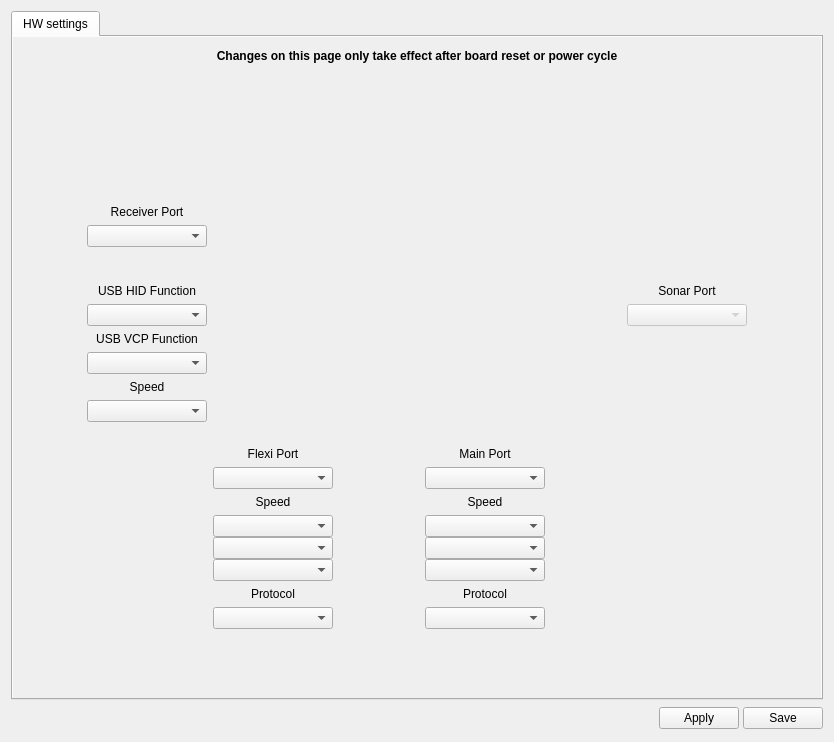
Above: ground/openpilotgcs/src/plugins/config/configrevohwwidget.ui from openpilot/OpenPilot before the change. Below: the same form after it.
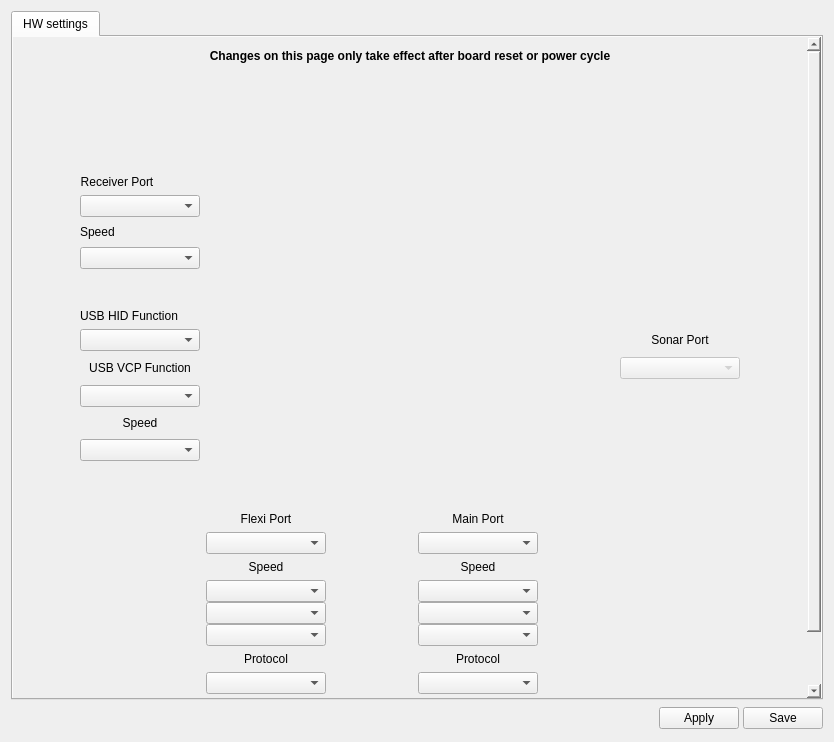
That is the form after the change. Icons and pictures are not drawn.

Commit message: OP-1528 Add GUI support for Telemetry and Telemetry+PPM over the Flexi-IO port.

```diff
--- a/ground/openpilotgcs/src/plugins/config/configrevohwwidget.ui
+++ b/ground/openpilotgcs/src/plugins/config/configrevohwwidget.ui
@@ -121,9 +121,9 @@
           <property name="geometry">
            <rect>
             <x>0</x>
-            <y>0</y>
-            <width>810</width>
-            <height>665</height>
+            <y>-87</y>
+            <width>789</width>
+            <height>847</height>
            </rect>
           </property>
           <layout class="QGridLayout" name="gridLayout_3">
@@ -232,9 +232,202 @@
             </spacer>
            </item>
            <item row="2" column="2">
-            <layout class="QGridLayout" name="gridLayout" rowstretch="0,0,0,0,0,0,0,0,0,0,0,0,0,0,0,0,0,0,0,0">
-             <item row="5" column="0">
-              <widget class="QLabel" name="label_4">
+            <layout class="QGridLayout" name="gridLayout" rowstretch="0,0,0,0,0,0,0,0,0,0,0,0,0,0,0,0,0,0,0,0,0,0,0,0,0,0">
+             <item row="22" column="1">
+              <widget class="QLabel" name="lbFlexiGPSProtocol">
+               <property name="text">
+                <string>Protocol</string>
+               </property>
+               <property name="textFormat">
+                <enum>Qt::PlainText</enum>
+               </property>
+               <property name="alignment">
+                <set>Qt::AlignCenter</set>
+               </property>
+              </widget>
+             </item>
+             <item row="24" column="3">
+              <widget class="QComboBox" name="cbMainGPSProtocol"/>
+             </item>
+             <item row="24" column="1">
+              <widget class="QComboBox" name="cbFlexiGPSProtocol"/>
+             </item>
+             <item row="25" column="2">
+              <spacer name="horizontalSpacer_10">
+               <property name="orientation">
+                <enum>Qt::Horizontal</enum>
+               </property>
+               <property name="sizeHint" stdset="0">
+                <size>
+                 <width>80</width>
+                 <height>10</height>
+                </size>
+               </property>
+              </spacer>
+             </item>
+             <item row="20" column="3">
+              <widget class="QLabel" name="lblMainSpeed">
+               <property name="text">
+                <string>Speed</string>
+               </property>
+               <property name="alignment">
+                <set>Qt::AlignBottom|Qt::AlignHCenter</set>
+               </property>
+              </widget>
+             </item>
+             <item row="14" column="5">
+              <spacer name="verticalSpacer_7">
+               <property name="orientation">
+                <enum>Qt::Vertical</enum>
+               </property>
+               <property name="sizeType">
+                <enum>QSizePolicy::Fixed</enum>
+               </property>
+               <property name="sizeHint" stdset="0">
+                <size>
+                 <width>20</width>
+                 <height>20</height>
+                </size>
+               </property>
+              </spacer>
+             </item>
+             <item row="17" column="5">
+              <spacer name="verticalSpacer_9">
+               <property name="orientation">
+                <enum>Qt::Vertical</enum>
+               </property>
+               <property name="sizeType">
+                <enum>QSizePolicy::Fixed</enum>
+               </property>
+               <property name="sizeHint" stdset="0">
+                <size>
+                 <width>20</width>
+                 <height>13</height>
+                </size>
+               </property>
+              </spacer>
+             </item>
+             <item row="15" column="5">
+              <spacer name="verticalSpacer_5">
+               <property name="orientation">
+                <enum>Qt::Vertical</enum>
+               </property>
+               <property name="sizeType">
+                <enum>QSizePolicy::Fixed</enum>
+               </property>
+               <property name="sizeHint" stdset="0">
+                <size>
+                 <width>20</width>
+                 <height>13</height>
+                </size>
+               </property>
+              </spacer>
+             </item>
+             <item row="25" column="3">
+              <spacer name="horizontalSpacer_9">
+               <property name="orientation">
+                <enum>Qt::Horizontal</enum>
+               </property>
+               <property name="sizeType">
+                <enum>QSizePolicy::Minimum</enum>
+               </property>
+               <property name="sizeHint" stdset="0">
+                <size>
+                 <width>120</width>
+                 <height>10</height>
+                </size>
+               </property>
+              </spacer>
+             </item>
+             <item row="13" column="5">
+              <spacer name="verticalSpacer_8">
+               <property name="orientation">
+                <enum>Qt::Vertical</enum>
+               </property>
+               <property name="sizeType">
+                <enum>QSizePolicy::Fixed</enum>
+               </property>
+               <property name="sizeHint" stdset="0">
+                <size>
+                 <width>20</width>
+                 <height>13</height>
+                </size>
+               </property>
+              </spacer>
+             </item>
+             <item row="21" column="3">
+              <layout class="QVBoxLayout" name="verticalLayout_6">
+               <property name="spacing">
+                <number>0</number>
+               </property>
+               <item>
+                <widget class="QComboBox" name="cbMainTelemSpeed">
+                 <property name="enabled">
+                  <bool>true</bool>
+                 </property>
+                </widget>
+               </item>
+               <item>
+                <widget class="QComboBox" name="cbMainGPSSpeed"/>
+               </item>
+               <item>
+                <widget class="QComboBox" name="cbMainComSpeed"/>
+               </item>
+              </layout>
+             </item>
+             <item row="3" column="0">
+              <widget class="QComboBox" name="cbRcvr"/>
+             </item>
+             <item row="1" column="0">
+              <spacer name="verticalSpacer_4">
+               <property name="orientation">
+                <enum>Qt::Vertical</enum>
+               </property>
+               <property name="sizeType">
+                <enum>QSizePolicy::Fixed</enum>
+               </property>
+               <property name="sizeHint" stdset="0">
+                <size>
+                 <width>20</width>
+                 <height>90</height>
+                </size>
+               </property>
+              </spacer>
+             </item>
+             <item row="18" column="0">
+              <spacer name="horizontalSpacer_3">
+               <property name="orientation">
+                <enum>Qt::Horizontal</enum>
+               </property>
+               <property name="sizeType">
+                <enum>QSizePolicy::Minimum</enum>
+               </property>
+               <property name="sizeHint" stdset="0">
+                <size>
+                 <width>120</width>
+                 <height>10</height>
+                </size>
+               </property>
+              </spacer>
+             </item>
+             <item row="2" column="0">
+              <widget class="QLabel" name="label_7">
+               <property name="sizePolicy">
+                <sizepolicy hsizetype="Fixed" vsizetype="Fixed">
+                 <horstretch>0</horstretch>
+                 <verstretch>0</verstretch>
+                </sizepolicy>
+               </property>
+               <property name="text">
+                <string>Receiver Port</string>
+               </property>
+               <property name="alignment">
+                <set>Qt::AlignBottom|Qt::AlignHCenter</set>
+               </property>
+              </widget>
+             </item>
+             <item row="11" column="5">
+              <widget class="QLabel" name="label_9">
                <property name="sizePolicy">
                 <sizepolicy hsizetype="Preferred" vsizetype="Fixed">
                  <horstretch>0</horstretch>
@@ -242,56 +435,105 @@
                 </sizepolicy>
                </property>
                <property name="text">
-                <string>USB HID Function</string>
+                <string>Sonar Port</string>
                </property>
                <property name="alignment">
                 <set>Qt::AlignBottom|Qt::AlignHCenter</set>
                </property>
               </widget>
              </item>
-             <item row="12" column="4">
-              <spacer name="horizontalSpacer_2">
+             <item row="20" column="1">
+              <widget class="QLabel" name="lblFlexiSpeed">
+               <property name="text">
+                <string>Speed</string>
+               </property>
+               <property name="alignment">
+                <set>Qt::AlignBottom|Qt::AlignHCenter</set>
+               </property>
+              </widget>
+             </item>
+             <item row="18" column="5">
+              <spacer name="horizontalSpacer_6">
                <property name="orientation">
                 <enum>Qt::Horizontal</enum>
+               </property>
+               <property name="sizeType">
+                <enum>QSizePolicy::Minimum</enum>
+               </property>
+               <property name="sizeHint" stdset="0">
+                <size>
+                 <width>120</width>
+                 <height>10</height>
+                </size>
+               </property>
+              </spacer>
+             </item>
+             <item row="19" column="3">
+              <widget class="QComboBox" name="cbMain"/>
+             </item>
+             <item row="12" column="5">
+              <widget class="QComboBox" name="cbSonar">
+               <property name="enabled">
+                <bool>false</bool>
+               </property>
+              </widget>
+             </item>
+             <item row="25" column="4">
+              <spacer name="horizontalSpacer_8">
+               <property name="orientation">
+                <enum>Qt::Horizontal</enum>
+               </property>
+               <property name="sizeType">
+                <enum>QSizePolicy::Minimum</enum>
+               </property>
+               <property name="sizeHint" stdset="0">
+                <size>
+                 <width>70</width>
+                 <height>10</height>
+                </size>
+               </property>
+              </spacer>
+             </item>
+             <item row="16" column="5">
+              <spacer name="verticalSpacer_6">
+               <property name="orientation">
+                <enum>Qt::Vertical</enum>
                </property>
                <property name="sizeType">
                 <enum>QSizePolicy::Fixed</enum>
                </property>
                <property name="sizeHint" stdset="0">
                 <size>
-                 <width>50</width>
-                 <height>10</height>
+                 <width>20</width>
+                 <height>20</height>
                 </size>
                </property>
               </spacer>
              </item>
+             <item row="18" column="3">
+              <widget class="QLabel" name="label_3">
+               <property name="text">
+                <string>Main Port</string>
+               </property>
+               <property name="alignment">
+                <set>Qt::AlignBottom|Qt::AlignHCenter</set>
+               </property>
+              </widget>
+             </item>
              <item row="19" column="1">
-              <spacer name="horizontalSpacer_7">
-               <property name="orientation">
-                <enum>Qt::Horizontal</enum>
-               </property>
-               <property name="sizeType">
-                <enum>QSizePolicy::Minimum</enum>
-               </property>
-               <property name="sizeHint" stdset="0">
-                <size>
-                 <width>120</width>
-                 <height>10</height>
-                </size>
-               </property>
-              </spacer>
+              <widget class="QComboBox" name="cbFlexi"/>
              </item>
-             <item row="16" column="3">
-              <widget class="QLabel" name="lbMainGPSProtocol">
+             <item row="18" column="1">
+              <widget class="QLabel" name="label_5">
                <property name="text">
-                <string>Protocol</string>
+                <string>Flexi Port</string>
                </property>
                <property name="alignment">
-                <set>Qt::AlignCenter</set>
+                <set>Qt::AlignBottom|Qt::AlignHCenter</set>
                </property>
               </widget>
              </item>
-             <item row="1" column="1" rowspan="11" colspan="4" alignment="Qt::AlignHCenter|Qt::AlignVCenter">
+             <item row="1" column="1" rowspan="17" colspan="4" alignment="Qt::AlignHCenter|Qt::AlignVCenter">
               <widget class="QLabel" name="label_2">
                <property name="sizePolicy">
                 <sizepolicy hsizetype="Fixed" vsizetype="Fixed">
@@ -322,28 +564,12 @@
                </property>
               </widget>
              </item>
-             <item row="10" column="5">
-              <spacer name="verticalSpacer_6">
-               <property name="orientation">
-                <enum>Qt::Vertical</enum>
-               </property>
-               <property name="sizeType">
-                <enum>QSizePolicy::Fixed</enum>
-               </property>
-               <property name="sizeHint" stdset="0">
-                <size>
-                 <width>20</width>
-                 <height>20</height>
-                </size>
-               </property>
-              </spacer>
-             </item>
-             <item row="15" column="1">
+             <item row="21" column="1">
               <layout class="QVBoxLayout" name="verticalLayout_5">
                <property name="spacing">
                 <number>0</number>
                </property>
-               <item alignment="Qt::AlignTop">
+               <item>
                 <widget class="QComboBox" name="cbFlexiTelemSpeed">
                  <property name="enabled">
                   <bool>true</bool>
@@ -358,11 +584,8 @@
                </item>
               </layout>
              </item>
-             <item row="13" column="1">
-              <widget class="QComboBox" name="cbFlexi"/>
-             </item>
-             <item row="19" column="4">
-              <spacer name="horizontalSpacer_8">
+             <item row="25" column="1">
+              <spacer name="horizontalSpacer_7">
                <property name="orientation">
                 <enum>Qt::Horizontal</enum>
                </property>
@@ -371,72 +594,86 @@
                </property>
                <property name="sizeHint" stdset="0">
                 <size>
-                 <width>70</width>
+                 <width>120</width>
                  <height>10</height>
                 </size>
                </property>
               </spacer>
              </item>
-             <item row="12" column="1">
-              <widget class="QLabel" name="label_5">
+             <item row="22" column="3">
+              <widget class="QLabel" name="lbMainGPSProtocol">
                <property name="text">
-                <string>Flexi Port</string>
+                <string>Protocol</string>
                </property>
                <property name="alignment">
-                <set>Qt::AlignBottom|Qt::AlignHCenter</set>
+                <set>Qt::AlignCenter</set>
                </property>
               </widget>
              </item>
-             <item row="6" column="5">
-              <widget class="QComboBox" name="cbSonar">
-               <property name="enabled">
-                <bool>false</bool>
+             <item row="18" column="4">
+              <spacer name="horizontalSpacer_2">
+               <property name="orientation">
+                <enum>Qt::Horizontal</enum>
                </property>
-              </widget>
-             </item>
-             <item row="13" column="3">
-              <widget class="QComboBox" name="cbMain"/>
-             </item>
-             <item row="12" column="3">
-              <widget class="QLabel" name="label_3">
-               <property name="text">
-                <string>Main Port</string>
+               <property name="sizeType">
+                <enum>QSizePolicy::Fixed</enum>
                </property>
-               <property name="alignment">
-                <set>Qt::AlignBottom|Qt::AlignHCenter</set>
+               <property name="sizeHint" stdset="0">
+                <size>
+                 <width>50</width>
+                 <height>10</height>
+                </size>
                </property>
-              </widget>
+              </spacer>
              </item>
-             <item row="10" column="0">
+             <item row="4" column="0">
+              <layout class="QHBoxLayout" name="horizontalLayout_4">
+               <item>
+                <layout class="QVBoxLayout" name="verticalLayout_4">
+                 <item>
+                  <widget class="QLabel" name="lblRcvrSpeed">
+                   <property name="sizePolicy">
+                    <sizepolicy hsizetype="Preferred" vsizetype="Fixed">
+                     <horstretch>0</horstretch>
+                     <verstretch>0</verstretch>
+                    </sizepolicy>
+                   </property>
+                   <property name="text">
+                    <string>Speed</string>
+                   </property>
+                   <property name="alignment">
+                    <set>Qt::AlignBottom|Qt::AlignLeading|Qt::AlignLeft</set>
+                   </property>
+                  </widget>
+                 </item>
+                 <item>
+                  <widget class="QComboBox" name="cbRcvrTelemSpeed"/>
+                 </item>
+                </layout>
+               </item>
+               <item>
+                <spacer name="verticalSpacer_11">
+                 <property name="orientation">
+                  <enum>Qt::Vertical</enum>
+                 </property>
+                 <property name="sizeHint" stdset="0">
+                  <size>
+                   <width>0</width>
+                   <height>50</height>
+                  </size>
+                 </property>
+                </spacer>
+               </item>
+              </layout>
+             </item>
+             <item row="15" column="0">
               <widget class="QComboBox" name="cbUSBVCPSpeed">
                <property name="enabled">
                 <bool>true</bool>
                </property>
               </widget>
              </item>
-             <item row="12" column="5">
-              <spacer name="horizontalSpacer_6">
-               <property name="orientation">
-                <enum>Qt::Horizontal</enum>
-               </property>
-               <property name="sizeType">
-                <enum>QSizePolicy::Minimum</enum>
-               </property>
-               <property name="sizeHint" stdset="0">
-                <size>
-                 <width>120</width>
-                 <height>10</height>
-                </size>
-               </property>
-              </spacer>
-             </item>
-             <item row="8" column="0">
-              <widget class="QComboBox" name="cbUSBVCPFunction"/>
-             </item>
-             <item row="6" column="0">
-              <widget class="QComboBox" name="cbUSBHIDFunction"/>
-             </item>
-             <item row="9" column="0">
+             <item row="14" column="0">
               <widget class="QLabel" name="lblUSBVCPSpeed">
                <property name="sizePolicy">
                 <sizepolicy hsizetype="Preferred" vsizetype="Fixed">
@@ -452,71 +689,10 @@
                </property>
               </widget>
              </item>
-             <item row="5" column="5">
-              <widget class="QLabel" name="label_9">
-               <property name="sizePolicy">
-                <sizepolicy hsizetype="Preferred" vsizetype="Fixed">
-                 <horstretch>0</horstretch>
-                 <verstretch>0</verstretch>
-                </sizepolicy>
-               </property>
-               <property name="text">
-                <string>Sonar Port</string>
-               </property>
-               <property name="alignment">
-                <set>Qt::AlignBottom|Qt::AlignHCenter</set>
-               </property>
-              </widget>
-             </item>
-             <item row="2" column="0">
-              <widget class="QLabel" name="label_7">
-               <property name="sizePolicy">
-                <sizepolicy hsizetype="Preferred" vsizetype="Fixed">
-                 <horstretch>0</horstretch>
-                 <verstretch>0</verstretch>
-                </sizepolicy>
-               </property>
-               <property name="text">
-                <string>Receiver Port</string>
-               </property>
-               <property name="alignment">
-                <set>Qt::AlignBottom|Qt::AlignHCenter</set>
-               </property>
-              </widget>
-             </item>
-             <item row="4" column="0">
-              <spacer name="verticalSpacer_3">
-               <property name="orientation">
-                <enum>Qt::Vertical</enum>
-               </property>
-               <property name="sizeType">
-                <enum>QSizePolicy::Fixed</enum>
-               </property>
-               <property name="sizeHint" stdset="0">
-                <size>
-                 <width>20</width>
-                 <height>25</height>
-                </size>
-               </property>
-              </spacer>
+             <item row="13" column="0">
+              <widget class="QComboBox" name="cbUSBVCPFunction"/>
              </item>
              <item row="12" column="0">
-              <spacer name="horizontalSpacer_3">
-               <property name="orientation">
-                <enum>Qt::Horizontal</enum>
-               </property>
-               <property name="sizeType">
-                <enum>QSizePolicy::Minimum</enum>
-               </property>
-               <property name="sizeHint" stdset="0">
-                <size>
-                 <width>120</width>
-                 <height>10</height>
-                </size>
-               </property>
-              </spacer>
-             </item>
-             <item row="7" column="0">
               <widget class="QLabel" name="label_8">
                <property name="sizePolicy">
                 <sizepolicy hsizetype="Preferred" vsizetype="Fixed">
@@ -532,177 +708,25 @@
                </property>
               </widget>
              </item>
-             <item row="1" column="0">
-              <spacer name="verticalSpacer_4">
-               <property name="orientation">
-                <enum>Qt::Vertical</enum>
-               </property>
-               <property name="sizeType">
-                <enum>QSizePolicy::Fixed</enum>
-               </property>
-               <property name="sizeHint" stdset="0">
-                <size>
-                 <width>20</width>
-                 <height>120</height>
-                </size>
-               </property>
-              </spacer>
+             <item row="11" column="0">
+              <widget class="QComboBox" name="cbUSBHIDFunction"/>
              </item>
-             <item row="14" column="1">
-              <widget class="QLabel" name="lblFlexiSpeed">
-               <property name="text">
-                <string>Speed</string>
+             <item row="10" column="0">
+              <widget class="QLabel" name="label_4">
+               <property name="sizePolicy">
+                <sizepolicy hsizetype="Fixed" vsizetype="Fixed">
+                 <horstretch>0</horstretch>
+                 <verstretch>0</verstretch>
+                </sizepolicy>
                </property>
-               <property name="alignment">
-                <set>Qt::AlignBottom|Qt::AlignHCenter</set>
-               </property>
-              </widget>
-             </item>
-             <item row="15" column="3">
-              <layout class="QVBoxLayout" name="verticalLayout_6">
-               <property name="spacing">
-                <number>0</number>
-               </property>
-               <item>
-                <widget class="QComboBox" name="cbMainTelemSpeed">
-                 <property name="enabled">
-                  <bool>true</bool>
-                 </property>
-                </widget>
-               </item>
-               <item>
-                <widget class="QComboBox" name="cbMainGPSSpeed"/>
-               </item>
-               <item>
-                <widget class="QComboBox" name="cbMainComSpeed"/>
-               </item>
-              </layout>
-             </item>
-             <item row="3" column="0">
-              <widget class="QComboBox" name="cbRcvr"/>
-             </item>
-             <item row="19" column="3">
-              <spacer name="horizontalSpacer_9">
-               <property name="orientation">
-                <enum>Qt::Horizontal</enum>
-               </property>
-               <property name="sizeType">
-                <enum>QSizePolicy::Minimum</enum>
-               </property>
-               <property name="sizeHint" stdset="0">
-                <size>
-                 <width>120</width>
-                 <height>10</height>
-                </size>
-               </property>
-              </spacer>
-             </item>
-             <item row="7" column="5">
-              <spacer name="verticalSpacer_8">
-               <property name="orientation">
-                <enum>Qt::Vertical</enum>
-               </property>
-               <property name="sizeType">
-                <enum>QSizePolicy::Fixed</enum>
-               </property>
-               <property name="sizeHint" stdset="0">
-                <size>
-                 <width>20</width>
-                 <height>13</height>
-                </size>
-               </property>
-              </spacer>
-             </item>
-             <item row="8" column="5">
-              <spacer name="verticalSpacer_7">
-               <property name="orientation">
-                <enum>Qt::Vertical</enum>
-               </property>
-               <property name="sizeType">
-                <enum>QSizePolicy::Fixed</enum>
-               </property>
-               <property name="sizeHint" stdset="0">
-                <size>
-                 <width>20</width>
-                 <height>20</height>
-                </size>
-               </property>
-              </spacer>
-             </item>
-             <item row="9" column="5">
-              <spacer name="verticalSpacer_5">
-               <property name="orientation">
-                <enum>Qt::Vertical</enum>
-               </property>
-               <property name="sizeType">
-                <enum>QSizePolicy::Fixed</enum>
-               </property>
-               <property name="sizeHint" stdset="0">
-                <size>
-                 <width>20</width>
-                 <height>13</height>
-                </size>
-               </property>
-              </spacer>
-             </item>
-             <item row="11" column="5">
-              <spacer name="verticalSpacer_9">
-               <property name="orientation">
-                <enum>Qt::Vertical</enum>
-               </property>
-               <property name="sizeType">
-                <enum>QSizePolicy::Fixed</enum>
-               </property>
-               <property name="sizeHint" stdset="0">
-                <size>
-                 <width>20</width>
-                 <height>13</height>
-                </size>
-               </property>
-              </spacer>
-             </item>
-             <item row="19" column="2">
-              <spacer name="horizontalSpacer_10">
-               <property name="orientation">
-                <enum>Qt::Horizontal</enum>
-               </property>
-               <property name="sizeHint" stdset="0">
-                <size>
-                 <width>80</width>
-                 <height>10</height>
-                </size>
-               </property>
-              </spacer>
-             </item>
-             <item row="14" column="3">
-              <widget class="QLabel" name="lblMainSpeed">
                <property name="text">
-                <string>Speed</string>
+                <string>USB HID Function</string>
                </property>
                <property name="alignment">
                 <set>Qt::AlignBottom|Qt::AlignHCenter</set>
                </property>
               </widget>
              </item>
-             <item row="16" column="1">
-              <widget class="QLabel" name="lbFlexiGPSProtocol">
-               <property name="text">
-                <string>Protocol</string>
-               </property>
-               <property name="textFormat">
-                <enum>Qt::PlainText</enum>
-               </property>
-               <property name="alignment">
-                <set>Qt::AlignCenter</set>
-               </property>
-              </widget>
-             </item>
-             <item row="18" column="3">
-              <widget class="QComboBox" name="cbMainGPSProtocol"/>
-             </item>
-             <item row="18" column="1">
-              <widget class="QComboBox" name="cbFlexiGPSProtocol"/>
-             </item>
             </layout>
            </item>
           </layout>
```
Left out of the diff: 80 changed lines with no effect on the pictures. The commit also changes 2 other files.
